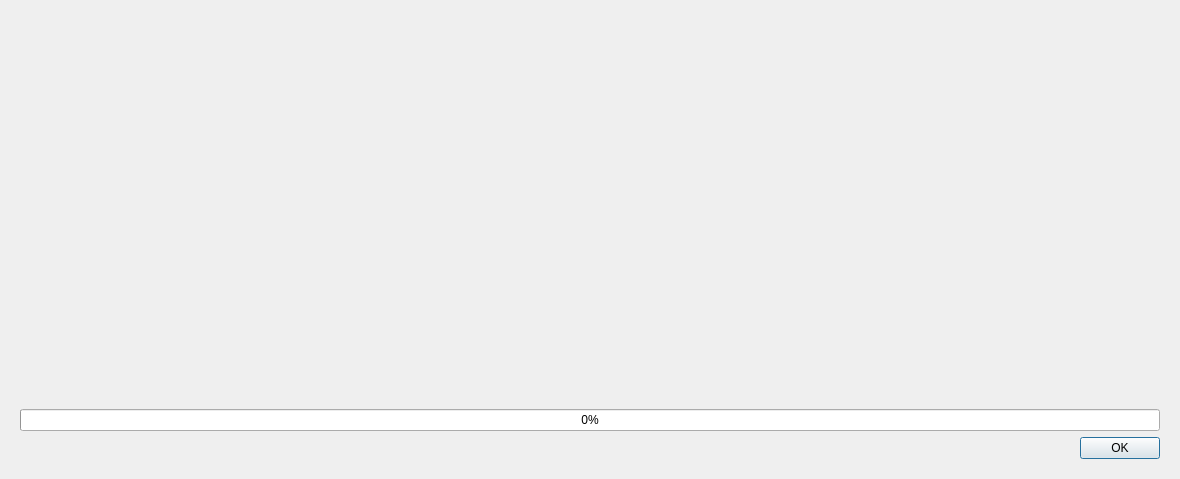
Before: the Qt Designer form client/src/ui/dialogs/sign_dialog.ui in networkoptix/nx_open, drawn with Qt 5.
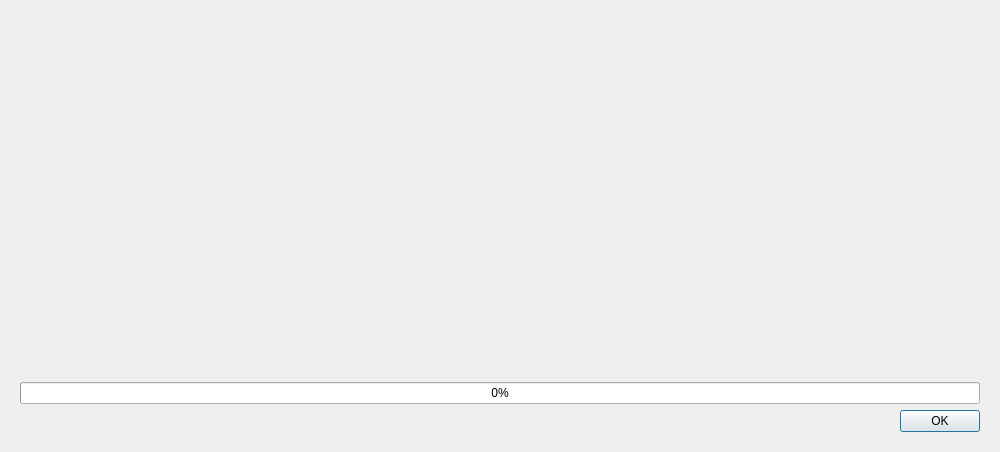
After: the same form once the commit is applied. Custom widgets are drawn as their Qt base class.

Commit message:
export signature UI improvments
<==== Mercurial data ====>
Branch: master

The edit to the form file:
```diff
--- a/client/src/ui/dialogs/sign_dialog.ui
+++ b/client/src/ui/dialogs/sign_dialog.ui
@@ -6,12 +6,21 @@
    <rect>
     <x>0</x>
     <y>0</y>
-    <width>1180</width>
-    <height>479</height>
+    <width>1000</width>
+    <height>452</height>
    </rect>
   </property>
+  <property name="minimumSize">
+   <size>
+    <width>320</width>
+    <height>240</height>
+   </size>
+  </property>
   <property name="windowTitle">
-   <string>Checking file signature</string>
+   <string>Check file signature</string>
+  </property>
+  <property name="sizeGripEnabled">
+   <bool>false</bool>
   </property>
   <property name="modal">
    <bool>false</bool>
```
The commit also changes 4 other files.
